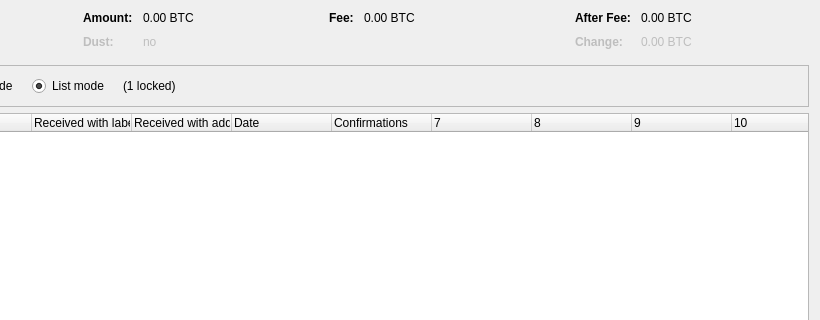
Above: src/qt/forms/coincontroldialog.ui from blockchaingate/fabcoin before the change; both pictures show x 180 to 1000 and y 0 to 320 of the 1000 by 500 pixel window. Below: the same form after it.
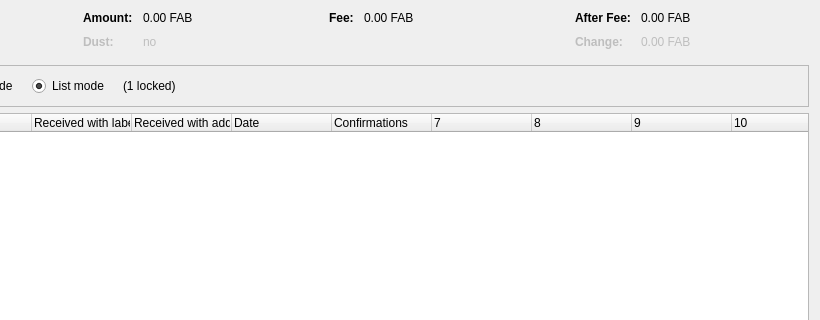
That is the form after the change. Custom widgets are drawn as their Qt base class.

Patch:
```diff
--- a/src/qt/forms/coincontroldialog.ui
+++ b/src/qt/forms/coincontroldialog.ui
@@ -132,7 +132,7 @@
           <enum>Qt::ActionsContextMenu</enum>
          </property>
          <property name="text">
-          <string notr="true">0.00 BTC</string>
+          <string notr="true">0.00 FAB</string>
          </property>
          <property name="textInteractionFlags">
           <set>Qt::LinksAccessibleByMouse|Qt::TextSelectableByKeyboard|Qt::TextSelectableByMouse</set>
@@ -212,7 +212,7 @@
           <enum>Qt::ActionsContextMenu</enum>
          </property>
          <property name="text">
-          <string notr="true">0.00 BTC</string>
+          <string notr="true">0.00 FAB</string>
          </property>
          <property name="textInteractionFlags">
           <set>Qt::LinksAccessibleByMouse|Qt::TextSelectableByKeyboard|Qt::TextSelectableByMouse</set>
@@ -257,7 +257,7 @@
           <enum>Qt::ActionsContextMenu</enum>
          </property>
          <property name="text">
-          <string notr="true">0.00 BTC</string>
+          <string notr="true">0.00 FAB</string>
          </property>
          <property name="textInteractionFlags">
           <set>Qt::LinksAccessibleByMouse|Qt::TextSelectableByKeyboard|Qt::TextSelectableByMouse</set>
@@ -292,7 +292,7 @@
           <enum>Qt::ActionsContextMenu</enum>
          </property>
          <property name="text">
-          <string notr="true">0.00 BTC</string>
+          <string notr="true">0.00 FAB</string>
          </property>
          <property name="textInteractionFlags">
           <set>Qt::LinksAccessibleByMouse|Qt::TextSelectableByKeyboard|Qt::TextSelectableByMouse</set>
```
